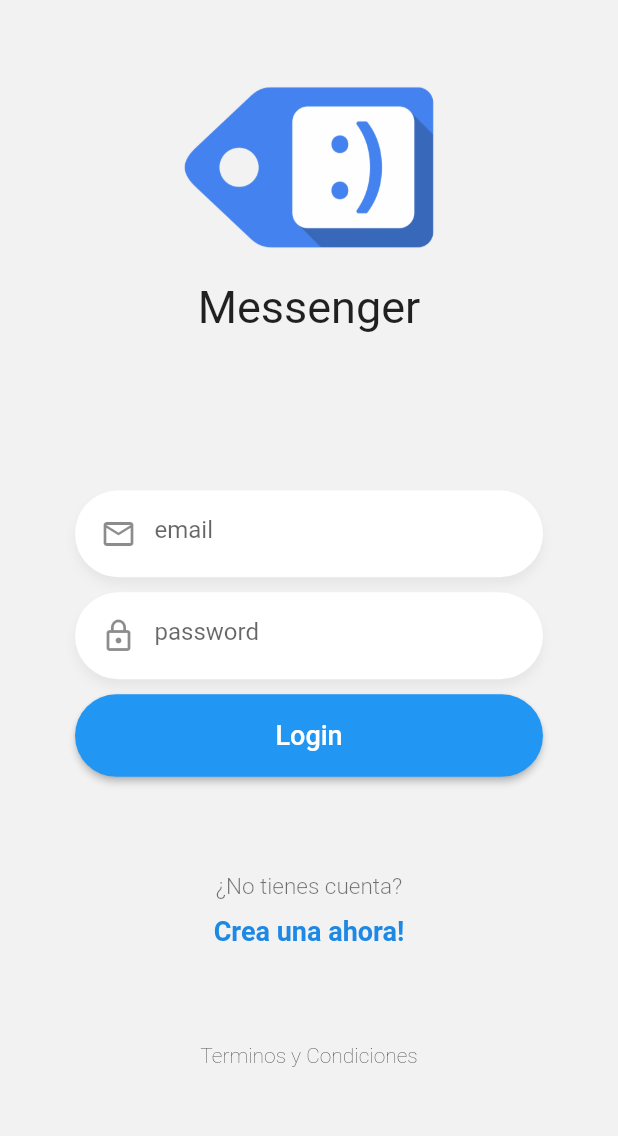
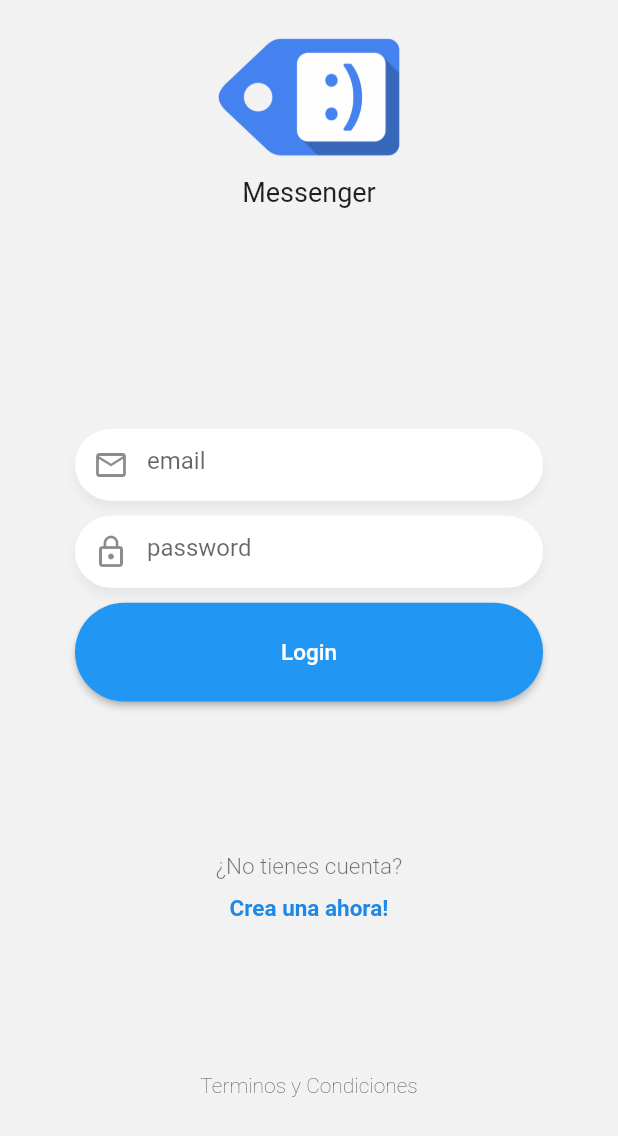
Before and after one commit to nestorcde/privechat, a Flutter app: the LoginPage screen opened by its route, on a phone screen of 412 x 824 dp. Shown: the top 1136 px of the screen. Run offline on Flutter 3.47's test engine with Material 2 defaults, Android fonts, the phone set to English and light mode, and no system bars; our stand-ins replace flutter_secure_storage, get, pull_to_refresh, socket_io_client; accounts and stored records are empty; network calls fail; Roboto replaces fonts that are missing (Georgia).

Commit message:
Terminamos mensajes leidos, y agregamos usuario conectado/desconectado en el chat

```diff
--- a/lib/app/data/models/usuario_model.dart
+++ b/lib/app/data/models/usuario_model.dart
@@ -1,11 +1,11 @@
 class Usuario {
-  bool? online;
+  bool online;
   String? email;
   String? nombre;
   String? uid;
 
   Usuario({
-    this.online,
+    required this.online,
     this.email,
     this.nombre,
     this.uid
--- a/lib/app/modules/login/login_page.dart
+++ b/lib/app/modules/login/login_page.dart
@@ -26,7 +26,7 @@ class LoginPage extends StatelessWidget {
                 },
                 child: Container(
                   color: Colors.transparent,
-                  height: MediaQuery.of(context).size.height * 0.9,
+                  height: Get.size.height * 0.9,
                   child: Column(
                     mainAxisAlignment: MainAxisAlignment.spaceBetween,
                     children: [
@@ -45,7 +45,7 @@ class LoginPage extends StatelessWidget {
                           'Terminos y Condiciones',
                           style: TextStyle(fontWeight: FontWeight.w200),
                         ),
-                        margin: EdgeInsets.only(bottom: 30),
+                        margin: EdgeInsets.only(bottom: 10),
                       )
                     ],
                   ),
@@ -85,7 +85,7 @@ class _FormState extends State<Form> {
     // final socketService = Provider.of<SocketService>(context);
     //_recLogged();
     return Container(
-      margin: EdgeInsets.only(top: 40),
+      //margin: EdgeInsets.only(top: 20),
       padding: EdgeInsets.symmetric(horizontal: 50),
       child: Column(
         children: [
--- a/lib/app/modules/register/register_controller.dart
+++ b/lib/app/modules/register/register_controller.dart
@@ -1,11 +1,13 @@
 import 'package:get/get.dart';
 
 import 'package:privechat/app/data/repository/remote/auth_repository.dart';
+import 'package:privechat/app/data/repository/remote/socket_repository.dart';
 import 'package:privechat/app/routes/routes_app.dart';
 
 class RegisterController extends GetxController {
 
   final authRepository = Get.find<AuthRepository>();
+  final SocketRepository _socketRepository = Get.find<SocketRepository>();
 
   RxBool autenticando = false.obs;
   RxString nombre = ''.obs, email = ''.obs, password = ''.obs;
@@ -27,7 +29,7 @@ class RegisterController extends GetxController {
 
     if(registroOk == true){
       Get.offNamed(Routes.USUARIO);
-      //socketService.connect();
+      _socketRepository.connect();
     }else{
       Get.snackbar('Registro Incorrecto', registroOk);
       //mostrarAlerta(context, 'Registro incorrecto', registroOk);
--- a/lib/app/modules/usuario/usuarios_page.dart
+++ b/lib/app/modules/usuario/usuarios_page.dart
@@ -44,7 +44,6 @@ class _UsuariosPageState extends State<UsuariosPage> {
       builder: (_) {
 
         _socketProvider = Get.find<SocketProvider>();
-        //_cargarUsuarios(_);
         return Scaffold(
             appBar: AppBar(
               title: Text(
@@ -56,9 +55,6 @@ class _UsuariosPageState extends State<UsuariosPage> {
               backgroundColor: Colors.white,
               leading: IconButton(
                   onPressed: () async {
-                    //desconectar del socket
-                    //Navigator.pushReplacementNamed(context, 'login');
-                    // AuthService.deleteToken();
                     _.disconnect();
                     await _.deleteToken();
                     Get.offNamed(Routes.LOGIN);
@@ -130,7 +126,7 @@ class _UsuariosPageState extends State<UsuariosPage> {
         width: 10,
         height: 10,
         decoration: BoxDecoration(
-            color: usuario.online! ? Colors.green[300] : Colors.red,
+            color: usuario.online ? Colors.green[300] : Colors.red,
             borderRadius: BorderRadius.circular(100)),
       ),
       onTap: () async {
--- a/lib/app/ui/theme/theme_app.dart
+++ b/lib/app/ui/theme/theme_app.dart
@@ -1,7 +1,7 @@
 import 'package:flutter/material.dart';
 final ThemeData appThemeData = ThemeData(
   primaryColor: Colors.blueAccent,
-  fontFamily: 'Georgia',
+  //fontFamily: 'Georgia',
   textTheme: const TextTheme(
     headline1: TextStyle(fontSize: 72.0, fontWeight: FontWeight.bold),
   ), colorScheme: ColorScheme.fromSwatch().copyWith(secondary: Colors.blue),
--- a/lib/app/ui/widgets/boton_azul.dart
+++ b/lib/app/ui/widgets/boton_azul.dart
@@ -1,4 +1,5 @@
 import 'package:flutter/material.dart';
+import 'package:get/get.dart';
 
 
 class BotonAzul extends StatelessWidget {
@@ -14,6 +15,7 @@ class BotonAzul extends StatelessWidget {
 
   @override
   Widget build(BuildContext context) {
+    final height = Get.size.height;
     return ElevatedButton(
             style: ElevatedButton.styleFrom(
               primary: Colors.blue,
@@ -28,12 +30,12 @@ class BotonAzul extends StatelessWidget {
                     texto,
                     style: const TextStyle(
                       color: Colors.white,
-                      fontSize: 18
+                      fontSize: 15
                     ),
                   )
               ),
               width: double.infinity,
-              height: 55,
+              height: height * 0.08,
             ));
   }
 }
--- a/lib/app/ui/widgets/custom_input.dart
+++ b/lib/app/ui/widgets/custom_input.dart
@@ -25,7 +25,7 @@ class CustomInput extends StatelessWidget {
   @override
   Widget build(BuildContext context) {
     return Container(
-      padding: const EdgeInsets.only(top: 5, left: 5, bottom: 5, right: 20),
+      padding: const EdgeInsets.only(right: 20),
       margin: const EdgeInsets.only(bottom: 10),
       decoration: BoxDecoration(
         color: Colors.white,
--- a/lib/app/ui/widgets/custom_logo.dart
+++ b/lib/app/ui/widgets/custom_logo.dart
@@ -1,9 +1,12 @@
 import 'package:flutter/material.dart';
+import 'package:get/get.dart';
 
 class CustomLogo extends StatelessWidget {
 
   final String imagePath;
   final String textLabel;
+
+
 
 
   const CustomLogo({
@@ -14,16 +17,19 @@ class CustomLogo extends StatelessWidget {
 
   @override
   Widget build(BuildContext context) {
+    final height = Get.size.height;
+    final width = Get.size.width;
     return Center(
       child: Container(
-        width: 170,
-        margin: const EdgeInsets.only(top: 50),
+        width: width * 0.4,
+        height: height * 0.2,
+        margin: const EdgeInsets.only(top:20),
         child: Column(
           // ignore: prefer_const_literals_to_create_immutables
           children: [
-            Image(image: AssetImage(imagePath)),
-            const SizedBox(height: 20,),
-            Text(textLabel, style: const TextStyle(fontSize: 30))
+            Image(image: AssetImage(imagePath),width: width * 0.3,),
+            const SizedBox(height: 12,),
+            Text(textLabel, style: const TextStyle(fontSize: 18))
           ],
         ),
       ),
--- a/lib/app/ui/widgets/label.dart
+++ b/lib/app/ui/widgets/label.dart
@@ -25,7 +25,7 @@ class Labels extends StatelessWidget {
           child: Text(texto2,
                   style: TextStyle(
                     color: Colors.blue[600],
-                    fontSize: 18,
+                    fontSize: 15,
                     fontWeight: FontWeight.bold)
                   )
         )
```
Also changed, not shown: lib/app/modules/chat/chat_controller.dart (+10 -3 lines), lib/app/modules/chat/chat_page.dart (+43 -25 lines), lib/app/ui/widgets/chat_message.dart (+4 -4 lines).
